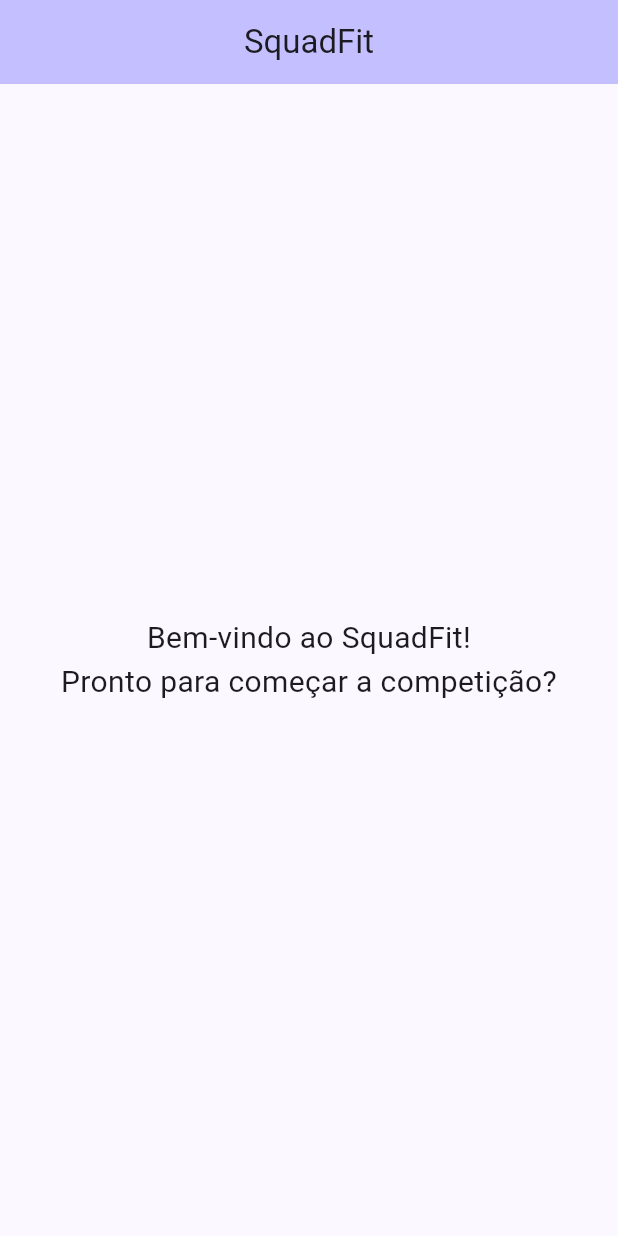
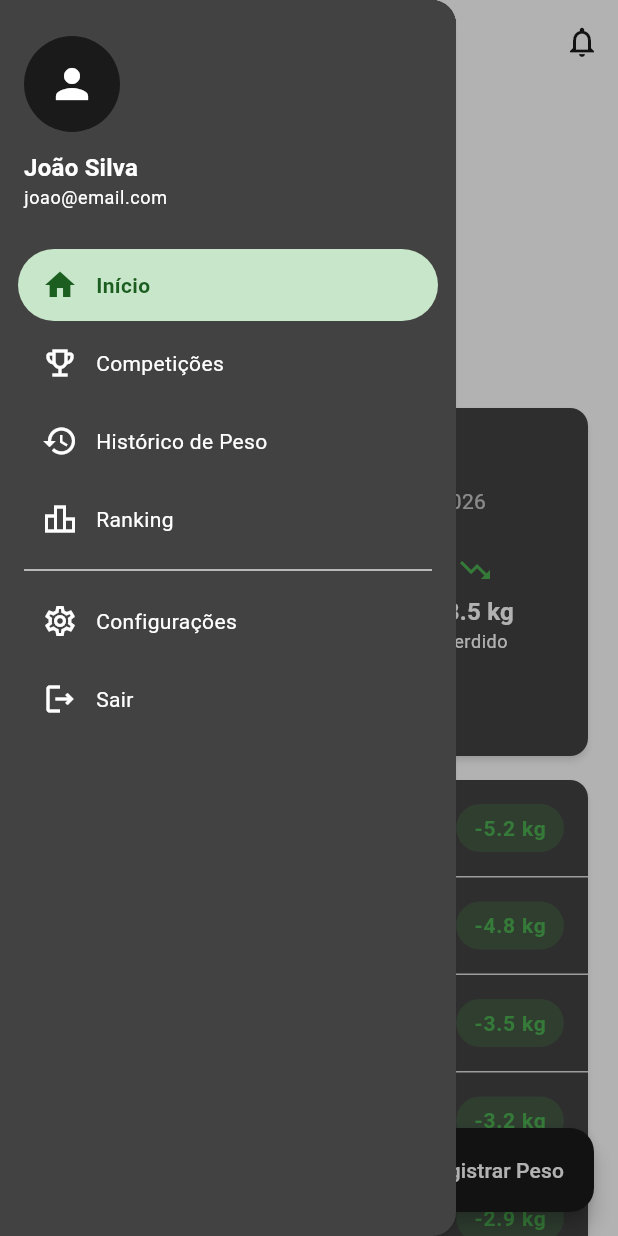
Before and after one commit to uesleiddr/squad-fit, a Flutter app: the screen it shows after launch, with the side drawer open (before the commit the screen has no drawer), on a phone screen of 412 x 824 dp. Run offline on Flutter 3.47's test engine with Material 3 defaults, Android fonts, the phone set to English and light mode, and no system bars.

Commit message:
Refactor app theme and UI components for improved design and functionality

```diff
--- a/lib/app.dart
+++ b/lib/app.dart
@@ -11,8 +11,7 @@ class SquadFitApp extends StatelessWidget {
       title: 'SquadFit',
       debugShowCheckedModeBanner: false,
       theme: AppTheme.lightTheme,
-      darkTheme: AppTheme.darkTheme,
-      themeMode: ThemeMode.system,
+      themeMode: ThemeMode.light,
       home: const HomeScreen(),
     );
   }
--- a/lib/core/theme/app_theme.dart
+++ b/lib/core/theme/app_theme.dart
@@ -1,35 +1,99 @@
 import 'package:flutter/material.dart';
 
 class AppTheme {
-  static const Color primaryColor = Color(0xFF6C63FF);
-  static const Color secondaryColor = Color(0xFF00D9A5);
-  static const Color errorColor = Color(0xFFFF6B6B);
+  // Cores principais
+  static const Color primaryColor = Color(0xFF1A1A1A); // Preto
+  static const Color secondaryColor = Color(0xFF4CAF50); // Verde
+  static const Color errorColor = Color(0xFFEF5350);
+
+  // Cores de superfície (tema claro)
+  static const Color backgroundColor = Colors.white; // Fundo branco
+  static const Color surfaceColor = Color(0xFF424242); // Cards chumbo
+  static const Color surfaceContainerColor = Color(0xFF616161);
 
   static ThemeData lightTheme = ThemeData(
     useMaterial3: true,
-    colorScheme: ColorScheme.fromSeed(
-      seedColor: primaryColor,
+    brightness: Brightness.light,
+    scaffoldBackgroundColor: backgroundColor,
+    colorScheme: const ColorScheme.light(
+      primary: primaryColor,
+      onPrimary: Colors.white,
+      primaryContainer: surfaceColor,
+      onPrimaryContainer: Colors.white,
       secondary: secondaryColor,
+      onSecondary: Colors.white,
+      secondaryContainer: Color(0xFFC8E6C9),
+      onSecondaryContainer: Color(0xFF1B5E20),
+      surface: surfaceColor,
+      onSurface: Colors.white, // Texto branco nos cards chumbo
+      surfaceContainerHighest: surfaceContainerColor,
       error: errorColor,
-      brightness: Brightness.light,
+      onError: Colors.white,
+      outline: Color(0xFFBDBDBD),
     ),
     appBarTheme: const AppBarTheme(
       centerTitle: true,
       elevation: 0,
+      backgroundColor: backgroundColor,
+      foregroundColor: primaryColor,
+    ),
+    cardTheme: CardThemeData(
+      color: surfaceColor,
+      elevation: 2,
+      shadowColor: Colors.black.withValues(alpha: 0.5),
+      surfaceTintColor: Colors.transparent,
+      shape: RoundedRectangleBorder(
+        borderRadius: BorderRadius.circular(12),
+      ),
+    ),
+    floatingActionButtonTheme: const FloatingActionButtonThemeData(
+      backgroundColor: primaryColor,
+      foregroundColor: Colors.white,
+    ),
+    elevatedButtonTheme: ElevatedButtonThemeData(
+      style: ElevatedButton.styleFrom(
+        backgroundColor: primaryColor,
+        foregroundColor: Colors.white,
+        elevation: 2,
+        padding: const EdgeInsets.symmetric(horizontal: 24, vertical: 12),
+        shape: RoundedRectangleBorder(
+          borderRadius: BorderRadius.circular(8),
+        ),
+      ),
+    ),
+    outlinedButtonTheme: OutlinedButtonThemeData(
+      style: OutlinedButton.styleFrom(
+        foregroundColor: primaryColor,
+        side: const BorderSide(color: primaryColor),
+        padding: const EdgeInsets.symmetric(horizontal: 24, vertical: 12),
+        shape: RoundedRectangleBorder(
+          borderRadius: BorderRadius.circular(8),
+        ),
+      ),
+    ),
+    inputDecorationTheme: InputDecorationTheme(
+      filled: true,
+      fillColor: Colors.white,
+      border: OutlineInputBorder(
+        borderRadius: BorderRadius.circular(8),
+        borderSide: const BorderSide(color: Color(0xFFE0E0E0)),
+      ),
+      enabledBorder: OutlineInputBorder(
+        borderRadius: BorderRadius.circular(8),
+        borderSide: const BorderSide(color: Color(0xFFE0E0E0)),
+      ),
+      contentPadding: const EdgeInsets.symmetric(horizontal: 16, vertical: 14),
+    ),
+    dividerTheme: const DividerThemeData(
+      color: Color(0xFFE0E0E0),
+    ),
+    drawerTheme: DrawerThemeData(
+      backgroundColor: surfaceColor,
+      surfaceTintColor: Colors.transparent,
+      shadowColor: Colors.black.withValues(alpha: 0.3),
+      scrimColor: Colors.black.withValues(alpha: 0.3),
     ),
   );
 
-  static ThemeData darkTheme = ThemeData(
-    useMaterial3: true,
-    colorScheme: ColorScheme.fromSeed(
-      seedColor: primaryColor,
-      secondary: secondaryColor,
-      error: errorColor,
-      brightness: Brightness.dark,
-    ),
-    appBarTheme: const AppBarTheme(
-      centerTitle: true,
-      elevation: 0,
-    ),
-  );
+  static ThemeData darkTheme = lightTheme;
 }
--- a/lib/features/home/screens/home_screen.dart
+++ b/lib/features/home/screens/home_screen.dart
@@ -1,4 +1,7 @@
 import 'package:flutter/material.dart';
+import '../widgets/app_drawer.dart';
+import '../widgets/user_stats_card.dart';
+import '../widgets/ranking_list.dart';
 
 class HomeScreen extends StatelessWidget {
   const HomeScreen({super.key});
@@ -8,14 +11,53 @@ class HomeScreen extends StatelessWidget {
     return Scaffold(
       appBar: AppBar(
         title: const Text('SquadFit'),
-        backgroundColor: Theme.of(context).colorScheme.inversePrimary,
+        centerTitle: true,
+        actions: [
+          IconButton(
+            icon: const Icon(Icons.notifications_outlined),
+            onPressed: () {},
+          ),
+        ],
       ),
-      body: const Center(
-        child: Text(
-          'Bem-vindo ao SquadFit!\nPronto para começar a competição?',
-          textAlign: TextAlign.center,
-          style: TextStyle(fontSize: 20),
+      drawer: const AppDrawer(),
+      drawerEdgeDragWidth: 60,
+      body: SafeArea(
+        child: ScrollConfiguration(
+          behavior: ScrollConfiguration.of(context).copyWith(overscroll: false),
+          child: SingleChildScrollView(
+            physics: const ClampingScrollPhysics(),
+            padding: const EdgeInsets.all(16),
+            child: Column(
+              crossAxisAlignment: CrossAxisAlignment.start,
+              children: [
+                // Área reservada para animação futura
+                SizedBox(
+                  height: 180,
+                  width: double.infinity,
+                  child: Center(
+                    child: Text(
+                      '[ Área da Animação ]',
+                      style: TextStyle(
+                        color: Colors.grey.shade400,
+                        fontSize: 14,
+                      ),
+                    ),
+                  ),
+                ),
+                const SizedBox(height: 16),
+                const UserStatsCard(),
+                const SizedBox(height: 8),
+                const RankingList(),
+                const SizedBox(height: 80),
+              ],
+            ),
+          ),
         ),
+      ),
+      floatingActionButton: FloatingActionButton.extended(
+        onPressed: () {},
+        icon: const Icon(Icons.add),
+        label: const Text('Registrar Peso'),
       ),
     );
   }
--- /dev/null
+++ b/lib/features/home/widgets/app_drawer.dart
@@ -0,0 +1,154 @@
+import 'package:flutter/material.dart';
+
+class AppDrawer extends StatelessWidget {
+  final VoidCallback? onClose;
+
+  const AppDrawer({super.key, this.onClose});
+
+  void _handleTap(BuildContext context) {
+    if (onClose != null) {
+      onClose!();
+    } else {
+      Navigator.pop(context);
+    }
+  }
+
+  @override
+  Widget build(BuildContext context) {
+    return Drawer(
+      child: SafeArea(
+        child: ListView(
+          padding: EdgeInsets.zero,
+          children: [
+            Container(
+              padding: const EdgeInsets.fromLTRB(16, 24, 16, 16),
+              decoration: BoxDecoration(
+                color: Theme.of(context).colorScheme.primaryContainer,
+              ),
+              child: Column(
+                crossAxisAlignment: CrossAxisAlignment.start,
+                children: [
+                  CircleAvatar(
+                    radius: 32,
+                    backgroundColor: Theme.of(context).colorScheme.primary,
+                    child: const Icon(
+                      Icons.person,
+                      size: 32,
+                      color: Colors.white,
+                    ),
+                  ),
+                  const SizedBox(height: 12),
+                  Text(
+                    'João Silva',
+                    style: Theme.of(context).textTheme.titleMedium?.copyWith(
+                          fontWeight: FontWeight.bold,
+                        ),
+                  ),
+                  Text(
+                    'joao@email.com',
+                    style: Theme.of(context).textTheme.bodySmall,
+                  ),
+                ],
+              ),
+            ),
+            const SizedBox(height: 8),
+            _DrawerItem(
+              icon: Icons.home_outlined,
+              selectedIcon: Icons.home,
+              title: 'Início',
+              selected: true,
+              onTap: () => _handleTap(context),
+            ),
+            _DrawerItem(
+              icon: Icons.emoji_events_outlined,
+              selectedIcon: Icons.emoji_events,
+              title: 'Competições',
+              onTap: () => _handleTap(context),
+            ),
+            _DrawerItem(
+              icon: Icons.history_outlined,
+              selectedIcon: Icons.history,
+              title: 'Histórico de Peso',
+              onTap: () => _handleTap(context),
+            ),
+            _DrawerItem(
+              icon: Icons.leaderboard_outlined,
+              selectedIcon: Icons.leaderboard,
+              title: 'Ranking',
+              onTap: () => _handleTap(context),
+            ),
+            const Divider(indent: 16, endIndent: 16),
+            _DrawerItem(
+              icon: Icons.settings_outlined,
+              selectedIcon: Icons.settings,
+              title: 'Configurações',
+              onTap: () => _handleTap(context),
+            ),
+            _DrawerItem(
+              icon: Icons.logout_outlined,
+              selectedIcon: Icons.logout,
+              title: 'Sair',
+              onTap: () => _handleTap(context),
+            ),
+          ],
+        ),
+      ),
+    );
+  }
+}
+
+class _DrawerItem extends StatelessWidget {
+  final IconData icon;
+  final IconData selectedIcon;
+  final String title;
+  final bool selected;
+  final VoidCallback onTap;
+
+  const _DrawerItem({
+    required this.icon,
+    required this.selectedIcon,
+    required this.title,
+    this.selected = false,
+    required this.onTap,
+  });
+
+  @override
+  Widget build(BuildContext context) {
+    final colorScheme = Theme.of(context).colorScheme;
+
+    return Padding(
+      padding: const EdgeInsets.symmetric(horizontal: 12, vertical: 2),
+      child: Material(
+        color: selected ? colorScheme.secondaryContainer : Colors.transparent,
+        borderRadius: BorderRadius.circular(28),
+        child: InkWell(
+          borderRadius: BorderRadius.circular(28),
+          onTap: onTap,
+          child: Padding(
+            padding: const EdgeInsets.symmetric(horizontal: 16, vertical: 12),
+            child: Row(
+              children: [
+                Icon(
+                  selected ? selectedIcon : icon,
+                  color: selected
+                      ? colorScheme.onSecondaryContainer
+                      : colorScheme.onSurface,
+                ),
+                const SizedBox(width: 12),
+                Text(
+                  title,
+                  style: TextStyle(
+                    fontWeight: selected ? FontWeight.w600 : FontWeight.normal,
+                    color: selected
+                        ? colorScheme.onSecondaryContainer
+                        : colorScheme.onSurface,
+                  ),
+                ),
+              ],
+            ),
+          ),
+        ),
+      ),
+    );
+  }
+}
--- /dev/null
+++ b/lib/features/home/widgets/ranking_list.dart
@@ -0,0 +1,146 @@
+import 'package:flutter/material.dart';
+
+class RankingList extends StatelessWidget {
+  const RankingList({super.key});
+
+  @override
+  Widget build(BuildContext context) {
+    final rankings = [
+      _RankingData(position: 1, name: 'Maria Santos', lost: 5.2, isCurrentUser: false),
+      _RankingData(position: 2, name: 'Pedro Lima', lost: 4.8, isCurrentUser: false),
+      _RankingData(position: 3, name: 'João Silva', lost: 3.5, isCurrentUser: true),
+      _RankingData(position: 4, name: 'Ana Costa', lost: 3.2, isCurrentUser: false),
+      _RankingData(position: 5, name: 'Carlos Souza', lost: 2.9, isCurrentUser: false),
+      _RankingData(position: 6, name: 'Lucia Ferreira', lost: 2.5, isCurrentUser: false),
+      _RankingData(position: 7, name: 'Bruno Oliveira', lost: 2.1, isCurrentUser: false),
+    ];
+
+    return Card(
+      child: ListView.separated(
+        shrinkWrap: true,
+        physics: const NeverScrollableScrollPhysics(),
+        itemCount: rankings.length,
+        separatorBuilder: (context, index) => const Divider(height: 1, indent: 72),
+        itemBuilder: (context, index) {
+          final ranking = rankings[index];
+          return _RankingTile(data: ranking);
+        },
+      ),
+    );
+  }
+}
+
+class _RankingData {
+  final int position;
+  final String name;
+  final double lost;
+  final bool isCurrentUser;
+
+  _RankingData({
+    required this.position,
+    required this.name,
+    required this.lost,
+    required this.isCurrentUser,
+  });
+}
+
+class _RankingTile extends StatelessWidget {
+  final _RankingData data;
+
+  const _RankingTile({required this.data});
+
+  @override
+  Widget build(BuildContext context) {
+    final colorScheme = Theme.of(context).colorScheme;
+
+    return ListTile(
+      contentPadding: const EdgeInsets.symmetric(horizontal: 16, vertical: 4),
+      leading: _buildPositionBadge(context),
+      title: Row(
+        children: [
+          Text(
+            data.name,
+            style: TextStyle(
+              fontWeight: data.isCurrentUser ? FontWeight.bold : FontWeight.normal,
+              color: colorScheme.onSurface,
+            ),
+          ),
+          if (data.isCurrentUser) ...[
+            const SizedBox(width: 8),
+            Container(
+              padding: const EdgeInsets.symmetric(horizontal: 8, vertical: 2),
+              decoration: BoxDecoration(
+                color: colorScheme.primary.withValues(alpha: 0.2),
+                borderRadius: BorderRadius.circular(12),
+              ),
+              child: Text(
+                'Você',
+                style: TextStyle(
+                  color: colorScheme.onSurface,
+                  fontSize: 12,
+                  fontWeight: FontWeight.w500,
+                ),
+              ),
+            ),
+          ],
+        ],
+      ),
+      trailing: Container(
+        padding: const EdgeInsets.symmetric(horizontal: 12, vertical: 6),
+        decoration: BoxDecoration(
+          color: Colors.green.withValues(alpha: 0.2),
+          borderRadius: BorderRadius.circular(20),
+        ),
+        child: Text(
+          '-${data.lost} kg',
+          style: const TextStyle(
+            color: Colors.green,
+            fontWeight: FontWeight.bold,
+            fontSize: 14,
+          ),
+        ),
+      ),
+    );
+  }
+
+  Widget _buildPositionBadge(BuildContext context) {
+    Color badgeColor;
+    IconData? icon;
+
+    switch (data.position) {
+      case 1:
+        badgeColor = Colors.amber;
+        icon = Icons.emoji_events;
+        break;
+      case 2:
+        badgeColor = Colors.grey.shade400;
+        icon = Icons.emoji_events;
+        break;
+      case 3:
+        badgeColor = Colors.brown.shade300;
+        icon = Icons.emoji_events;
+        break;
+      default:
+        badgeColor = Colors.grey;
+        icon = null;
+    }
+
+    return SizedBox(
+      width: 40,
+      height: 40,
+      child: CircleAvatar(
+        backgroundColor: badgeColor.withValues(alpha: 0.2),
+        child: icon != null
+            ? Icon(icon, color: badgeColor, size: 20)
+            : Text(
+                '${data.position}',
+                style: TextStyle(
+                  color: badgeColor,
+                  fontWeight: FontWeight.bold,
+                  fontSize: 16,
+                ),
+              ),
+      ),
+    );
+  }
+}
--- /dev/null
+++ b/lib/features/home/widgets/user_stats_card.dart
@@ -0,0 +1,136 @@
+import 'package:flutter/material.dart';
+
+class UserStatsCard extends StatelessWidget {
+  const UserStatsCard({super.key});
+
+  @override
+  Widget build(BuildContext context) {
+    final colorScheme = Theme.of(context).colorScheme;
+
+    return Card(
+      elevation: 2,
+      child: Padding(
+        padding: const EdgeInsets.all(20),
+        child: Column(
+          crossAxisAlignment: CrossAxisAlignment.start,
+          children: [
+            Row(
+              children: [
+                CircleAvatar(
+                  radius: 28,
+                  backgroundColor: colorScheme.primary,
+                  child: const Icon(
+                    Icons.person,
+                    size: 28,
+                    color: Colors.white,
+                  ),
+                ),
+                const SizedBox(width: 16),
+                Expanded(
+                  child: Column(
+                    crossAxisAlignment: CrossAxisAlignment.start,
+                    children: [
+                      Text(
+                        'Olá, João!',
+                        style: Theme.of(context).textTheme.titleLarge?.copyWith(
+                              fontWeight: FontWeight.bold,
+                            ),
+                      ),
+                      Text(
+                        'Competição: Desafio Verão 2026',
+                        style: Theme.of(context).textTheme.bodyMedium?.copyWith(
+                              color: colorScheme.onPrimaryContainer
+                                  .withValues(alpha: 0.7),
+                            ),
+                      ),
+                    ],
+                  ),
+                ),
+              ],
+            ),
+            const SizedBox(height: 20),
+            Row(
+              children: [
+                Expanded(
+                  child: _StatItem(
+                    icon: Icons.monitor_weight_outlined,
+                    label: 'Peso Atual',
+                    value: '82.5 kg',
+                    color: colorScheme.primary,
+                  ),
+                ),
+                Expanded(
+                  child: _StatItem(
+                    icon: Icons.flag_outlined,
+                    label: 'Meta',
+                    value: '75.0 kg',
+                    color: colorScheme.secondary,
+                  ),
+                ),
+                Expanded(
+                  child: _StatItem(
+                    icon: Icons.trending_down,
+                    label: 'Perdido',
+                    value: '-3.5 kg',
+                    color: Colors.green,
+                  ),
+                ),
+              ],
+            ),
+            const SizedBox(height: 16),
+            ClipRRect(
+              borderRadius: BorderRadius.circular(8),
+              child: LinearProgressIndicator(
+                value: 0.47,
+                minHeight: 8,
+                backgroundColor: colorScheme.surface,
+                valueColor: AlwaysStoppedAnimation<Color>(colorScheme.primary),
+              ),
+            ),
+            const SizedBox(height: 8),
+            Text(
+              '47% da meta atingida',
+              style: Theme.of(context).textTheme.bodySmall?.copyWith(
+                    color: colorScheme.onPrimaryContainer.withValues(alpha: 0.7),
+                  ),
+            ),
+          ],
+        ),
+      ),
+    );
+  }
+}
+
+class _StatItem extends StatelessWidget {
+  final IconData icon;
+  final String label;
+  final String value;
+  final Color color;
+
+  const _StatItem({
+    required this.icon,
+    required this.label,
+    required this.value,
+    required this.color,
+  });
+
+  @override
+  Widget build(BuildContext context) {
+    return Column(
+      children: [
+        Icon(icon, color: color, size: 24),
+        const SizedBox(height: 4),
+        Text(
+          value,
+          style: Theme.of(context).textTheme.titleMedium?.copyWith(
+                fontWeight: FontWeight.bold,
+              ),
+        ),
+        Text(
+          label,
+          style: Theme.of(context).textTheme.bodySmall,
+        ),
+      ],
+    );
+  }
+}
--- a/pubspec.yaml
+++ b/pubspec.yaml
@@ -34,6 +34,7 @@ dependencies:
   # The following adds the Cupertino Icons font to your application.
   # Use with the CupertinoIcons class for iOS style icons.
   cupertino_icons: ^1.0.8
+  animations: ^2.0.11
 
 dev_dependencies:
   flutter_test:
```
Also changed, not shown: pubspec.lock.
